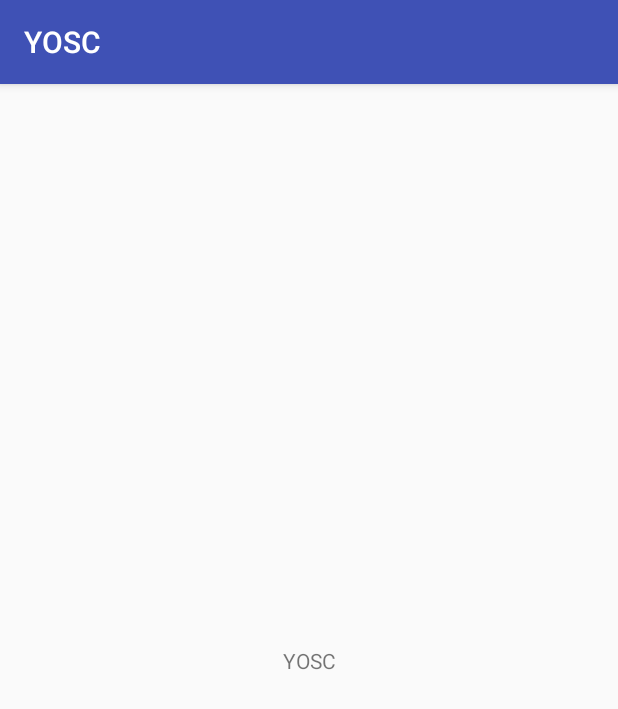
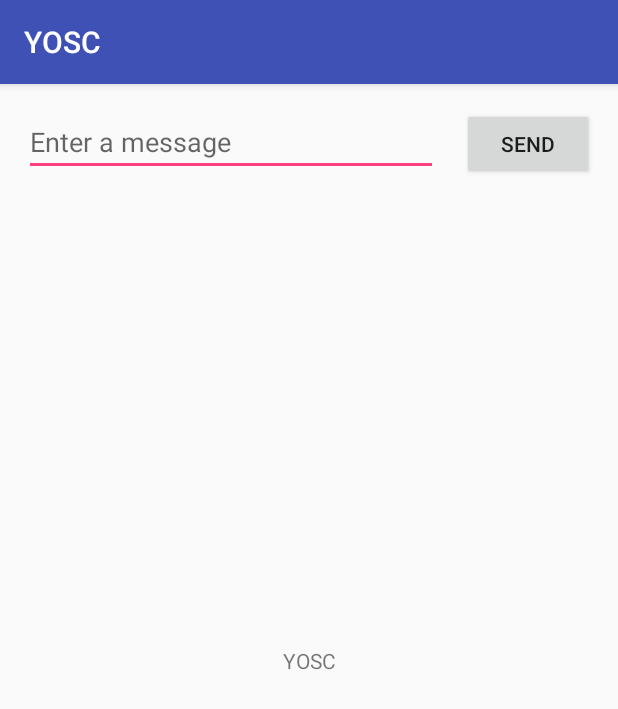
Before and after one commit to Brian-Gilliatt/YOSC, an Android app: the screen it shows after launch (MainActivity), on a phone screen of 412 x 824 dp. Shown: the top 709 px of the screen. Run offline under Robolectric (Android 15) with nearby library versions, the phone set to English and light mode, and no system bars.

Commit message:
Initial committ of YOSC home page

```diff
--- a/app/src/main/res/layout/activity_main.xml
+++ b/app/src/main/res/layout/activity_main.xml
@@ -13,6 +13,37 @@
         app:layout_constraintBottom_toBottomOf="parent"
         app:layout_constraintLeft_toLeftOf="parent"
         app:layout_constraintRight_toRightOf="parent"
-        app:layout_constraintTop_toTopOf="parent" />
+        app:layout_constraintTop_toTopOf="parent"
+        tools:layout_constraintTop_creator="1"
+        tools:layout_constraintRight_creator="1"
+        tools:layout_constraintBottom_creator="1"
+        tools:layout_constraintLeft_creator="1" />
+
+    <EditText
+        android:id="@+id/editText"
+        android:layout_width="0dp"
+        android:layout_height="wrap_content"
+        android:layout_marginLeft="16dp"
+        android:layout_marginRight="0dp"
+        android:layout_marginTop="16dp"
+
+        android:hint="@string/edit_message"
+        android:inputType="textPersonName"
+        app:layout_constraintLeft_toLeftOf="parent"
+        app:layout_constraintTop_toTopOf="parent"
+        app:layout_constraintRight_toLeftOf="@+id/button"
+
+        />
+
+    <Button
+        android:id="@+id/button"
+        android:layout_width="wrap_content"
+        android:layout_height="wrap_content"
+        android:text="@string/button_send"
+        app:layout_constraintBaseline_toBaselineOf="@+id/editText"
+        android:layout_marginLeft="16dp"
+        android:layout_marginRight="16dp"
+        app:layout_constraintLeft_toRightOf="@+id/editText"
+        app:layout_constraintRight_toRightOf="parent" />
 
 </android.support.constraint.ConstraintLayout>
--- a/app/src/main/res/values/strings.xml
+++ b/app/src/main/res/values/strings.xml
@@ -1,3 +1,5 @@
 <resources>
     <string name="app_name">YOSC</string>
+    <string name="edit_message">Enter a message</string>
+    <string name="button_send">Send</string>
 </resources>
```
